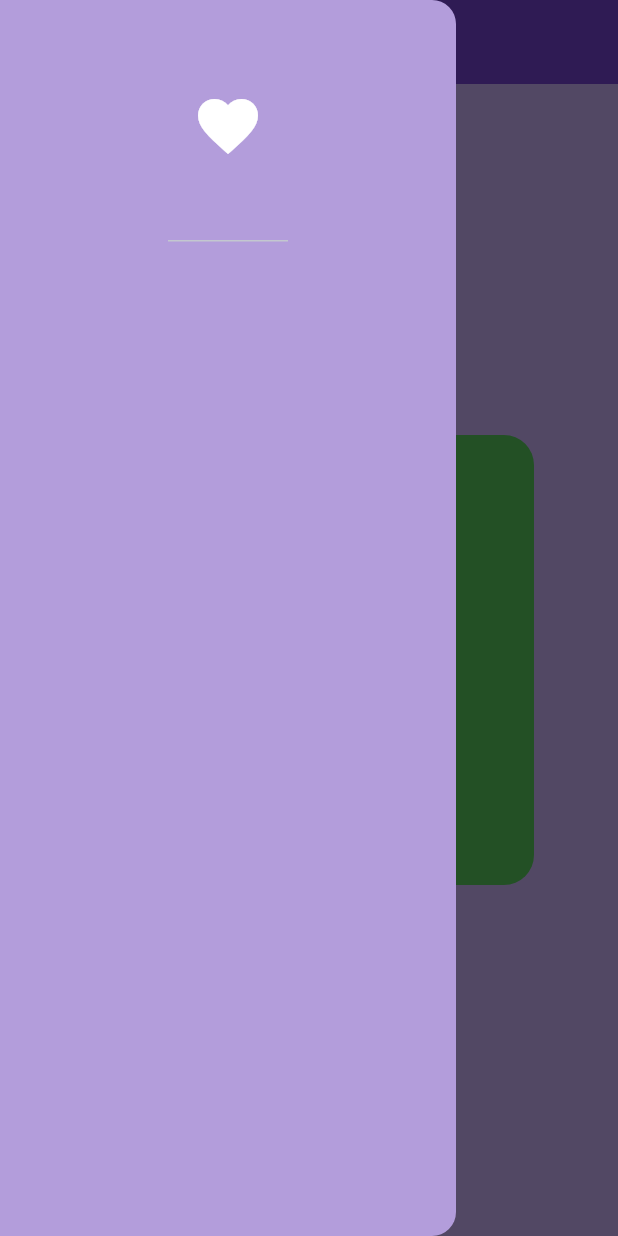
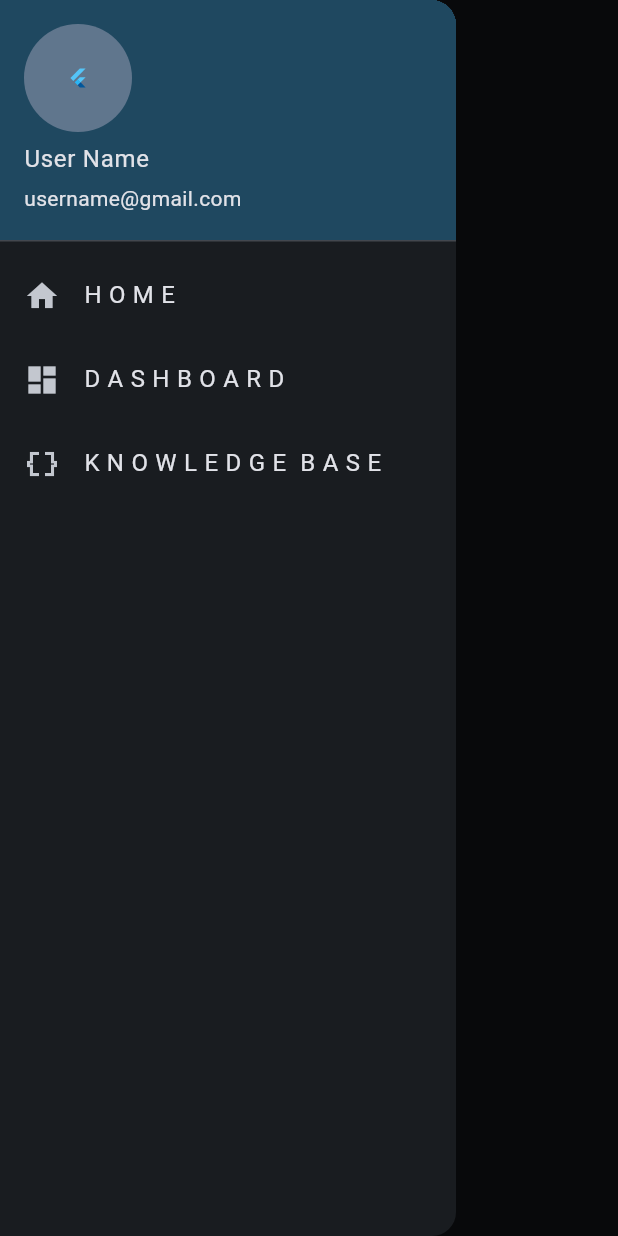
Before and after one commit to mandelakibiriti/FARM-Stack, a Flutter app: the screen it shows after launch, with the side drawer open, on a phone screen of 412 x 824 dp. Run offline on Flutter 3.47's test engine with Material 3 defaults, Android fonts, the phone set to English and light mode, and no system bars; our stand-ins replace go_router, universal_platform.

Commit message:
added flutter code

```diff
--- a/frontend/flutter/lib/main.dart
+++ b/frontend/flutter/lib/main.dart
@@ -1,4 +1,6 @@
 import 'package:flutter/material.dart';
+import 'src/core/routes/app_pages.dart';
+import 'src/core/themes/app_themes.dart';
 
 void main() {
   runApp(const MyApp());
@@ -10,140 +12,11 @@ class MyApp extends StatelessWidget {
   // This widget is the root of your application.
   @override
   Widget build(BuildContext context) {
-    return MaterialApp(
-        debugShowCheckedModeBanner: false,
-        title: 'Flutter Demo',
-        theme: ThemeData(
-          colorScheme: ColorScheme.fromSeed(seedColor: Colors.blue),
-          useMaterial3: true,
-        ),
-        home: Scaffold(
-            backgroundColor: Colors.deepPurple[200],
-            appBar: AppBar(
-                title: const Text(
-                  "App Title",
-                  style: TextStyle(color: Colors.white),
-                ),
-                backgroundColor: Colors.deepPurple,
-                iconTheme: const IconThemeData(color: Colors.white),
-              ),
-            drawer: Drawer(
-              backgroundColor: Colors.deepPurple[200],
-              child: const Column(
-                children: [
-                  DrawerHeader(
-                    child: Icon(
-                      Icons.favorite,
-                      size: 48,
-                      color: Colors.white,
-                    )
-                  )
-                ]
-                ),
-            ),
-            body: Center(
-              child: Container(
-                  height: 300,
-                  width: 300,
-                  decoration: BoxDecoration(
-                      color: Colors.green,
-                      borderRadius: BorderRadius.circular(20)),
-                  padding: const EdgeInsets.all(25),
-                  child: const Text(
-                    "Text Info",
-                    style: TextStyle(
-                        color: Colors.white,
-                        fontSize: 18,
-                        fontWeight: FontWeight.bold),
-                  )),
-            )));
-  }
-}
-
-class MyHomePage extends StatefulWidget {
-  const MyHomePage({super.key, required this.title});
-
-  // This widget is the home page of your application. It is stateful, meaning
-  // that it has a State object (defined below) that contains fields that affect
-  // how it looks.
-
-  // This class is the configuration for the state. It holds the values (in this
-  // case the title) provided by the parent (in this case the App widget) and
-  // used by the build method of the State. Fields in a Widget subclass are
-  // always marked "final".
-
-  final String title;
-
-  @override
-  State<MyHomePage> createState() => _MyHomePageState();
-}
-
-class _MyHomePageState extends State<MyHomePage> {
-  int _counter = 0;
-
-  void _incrementCounter() {
-    setState(() {
-      // This call to setState tells the Flutter framework that something has
-      // changed in this State, which causes it to rerun the build method below
-      // so that the display can reflect the updated values. If we changed
-      // _counter without calling setState(), then the build method would not be
-      // called again, and so nothing would appear to happen.
-      _counter++;
-    });
-  }
-
-  @override
-  Widget build(BuildContext context) {
-    // This method is rerun every time setState is called, for instance as done
-    // by the _incrementCounter method above.
-    //
-    // The Flutter framework has been optimized to make rerunning build methods
-    // fast, so that you can just rebuild anything that needs updating rather
-    // than having to individually change instances of widgets.
-    return Scaffold(
-      appBar: AppBar(
-        // TRY THIS: Try changing the color here to a specific color (to
-        // Colors.amber, perhaps?) and trigger a hot reload to see the AppBar
-        // change color while the other colors stay the same.
-        backgroundColor: Theme.of(context).colorScheme.inversePrimary,
-        // Here we take the value from the MyHomePage object that was created by
-        // the App.build method, and use it to set our appbar title.
-        title: Text(widget.title),
-      ),
-      body: Center(
-        // Center is a layout widget. It takes a single child and positions it
-        // in the middle of the parent.
-        child: Column(
-          // Column is also a layout widget. It takes a list of children and
-          // arranges them vertically. By default, it sizes itself to fit its
-          // children horizontally, and tries to be as tall as its parent.
-          //
-          // Column has various properties to control how it sizes itself and
-          // how it positions its children. Here we use mainAxisAlignment to
-          // center the children vertically; the main axis here is the vertical
-          // axis because Columns are vertical (the cross axis would be
-          // horizontal).
-          //
-          // TRY THIS: Invoke "debug painting" (choose the "Toggle Debug Paint"
-          // action in the IDE, or press "p" in the console), to see the
-          // wireframe for each widget.
-          mainAxisAlignment: MainAxisAlignment.center,
-          children: <Widget>[
-            const Text(
-              'You have pushed the button this many times:',
-            ),
-            Text(
-              '$_counter',
-              style: Theme.of(context).textTheme.headlineMedium,
-            ),
-          ],
-        ),
-      ),
-      floatingActionButton: FloatingActionButton(
-        onPressed: _incrementCounter,
-        tooltip: 'Increment',
-        child: const Icon(Icons.add),
-      ), // This trailing comma makes auto-formatting nicer for build methods.
+    return MaterialApp.router(
+      debugShowCheckedModeBanner: false,
+      title: 'Flutter Dashboard',
+      theme: AppTheme.dark,
+      routerConfig: AppPages.routes,
     );
   }
 }
--- /dev/null
+++ b/frontend/flutter/lib/src/core/routes/app_pages.dart
@@ -0,0 +1,24 @@
+import 'package:go_router/go_router.dart';
+import 'package:flutter_application/src/features/dashboard/presentation/pages/dashboard_screen.dart';
+import 'package:flutter_application/src/features/knowlege_base/presentation/pages/knowledge_base_screen.dart';
+import 'package:flutter_application/src/features/homepage/presentation/pages/homepage_screen.dart';
+
+/// contains all configuration pages
+class AppPages {
+  /// when the app is opened, this page will be the first to be shown
+
+  static final routes = GoRouter(routes: [
+    GoRoute(
+      path: '/',
+      builder: (context, state) => const HomePage(),
+    ),
+    GoRoute(
+      path: '/dashboard',
+      builder: (context, state) => const DashboardPage(),
+    ),
+    GoRoute(
+      path: '/knowledge_base',
+      builder: (context, state) => const KnowledgeBasePage(),
+    ),
+  ]);
+}
--- /dev/null
+++ b/frontend/flutter/lib/src/core/themes/app_themes.dart
@@ -0,0 +1,26 @@
+import 'package:flutter/material.dart';
+
+/// all custom application theme
+class AppTheme {
+  /// default application theme
+  static ThemeData get dark => ThemeData(
+    useMaterial3: true,
+    colorScheme: ColorScheme.fromSeed(
+      seedColor: Colors.blue,
+      brightness: Brightness.dark,
+    ),
+  );
+  static ThemeData get light => ThemeData(
+    useMaterial3: true,
+    colorScheme: ColorScheme.fromSeed(
+      seedColor: Colors.lightBlue,
+      brightness: Brightness.light
+    ),
+  );
+
+  // you can add other custom theme in this class like  light theme, dark theme ,etc.
+
+  // example :
+  // static ThemeData get light => ThemeData();
+  // static ThemeData get dark => ThemeData();
+}
--- /dev/null
+++ b/frontend/flutter/lib/src/core/utils/widgets/navbar.dart
@@ -0,0 +1,47 @@
+import 'package:flutter/material.dart';
+import 'package:go_router/go_router.dart';
+
+// List Tile parameters
+const List navList = [
+  {'name': 'H O M E', 'icon': Icons.home, 'route': '/'},
+  {'name': 'D A S H B O A R D', 'icon': Icons.dashboard, 'route': '/dashboard'},
+  {
+    'name': 'K N O W L E D G E  B A S E',
+    'icon': Icons.data_object_sharp,
+    'route': '/knowledge_base'
+  }
+];
+
+class MyAppNav extends StatelessWidget {
+  const MyAppNav({super.key});
+  @override
+  Widget build(BuildContext context) {
+    return Drawer(
+      child: Column(
+        children: [
+          const UserAccountsDrawerHeader(
+            decoration: BoxDecoration(color: Color.fromARGB(255, 31, 72, 96)),
+            accountName: Text(
+              "User Name",
+            ),
+            accountEmail: Text("username@gmail.com"),
+            currentAccountPicture: CircleAvatar(
+              backgroundColor: Color.fromARGB(255, 96, 118, 141),
+              child: FlutterLogo(size: 14),
+            ),
+          ),
+          for (final nav in navList)
+            ListTile(
+              title: Text(
+                nav['name'],
+              ),
+              leading: Icon(nav['icon']),
+              onTap: () {
+                GoRouter.of(context).push(nav['route']);
+              },
+            )
+        ],
+      ),
+    );
+  }
+}
--- /dev/null
+++ b/frontend/flutter/lib/src/features/homepage/presentation/pages/homepage_screen.dart
@@ -0,0 +1,39 @@
+import 'package:flutter/material.dart';
+// widgets
+import '../../../../core/utils/widgets/navbar.dart';
+
+class HomePage extends StatefulWidget {
+  const HomePage({Key? key}) : super(key: key);
+  @override
+  State<HomePage> createState() => _HomePageState();
+}
+
+class _HomePageState extends State<HomePage> {
+  @override
+  Widget build(BuildContext context) {
+    // final currentWidth = MediaQuery.of(context).size.width;
+    return Scaffold(
+        appBar: AppBar(
+          title: const Text(
+            "Homepage",
+          ),
+        ),
+        drawer: const MyAppNav(),
+        // body: Center(
+        //   child: Container(
+        //       height: 300,
+        //       width: 300,
+        //       decoration: BoxDecoration(
+        //           color: Colors.green, borderRadius: BorderRadius.circular(20)),
+        //       padding: const EdgeInsets.all(25),
+        //       child: const Text(
+        //         "Text Info",
+        //         style: TextStyle(
+        //             color: Colors.white,
+        //             fontSize: 18,
+        //             fontWeight: FontWeight.bold),
+        //       )),
+        // )
+    );
+  }
+}
--- a/frontend/flutter/pubspec.yaml
+++ b/frontend/flutter/pubspec.yaml
@@ -35,6 +35,8 @@ dependencies:
   # The following adds the Cupertino Icons font to your application.
   # Use with the CupertinoIcons class for iOS style icons.
   cupertino_icons: ^1.0.2
+  universal_platform: ^1.0.0+1
+  go_router: ^12.1.3
 
 dev_dependencies:
   flutter_test:
```
Also changed, not shown: frontend/flutter/lib/src/core/utils/layout/device_info.dart (added, +40 -0 lines), frontend/flutter/lib/src/features/dashboard/presentation/pages/dashboard_screen.dart (added, +23 -0 lines), frontend/flutter/lib/src/features/knowlege_base/presentation/pages/knowledge_base_screen.dart (added, +22 -0 lines), frontend/flutter/lib/src/core/utils/widgets/appbar.dart (added), frontend/flutter/pubspec.lock, 1 other file.
